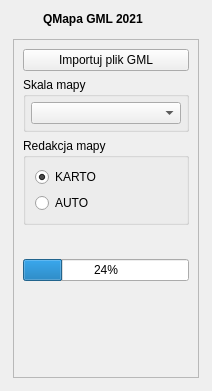
Before: the Qt Designer form ui/qmapa_dockwidget_base.ui in geoxyIT/QMapa, drawn with Qt 5.
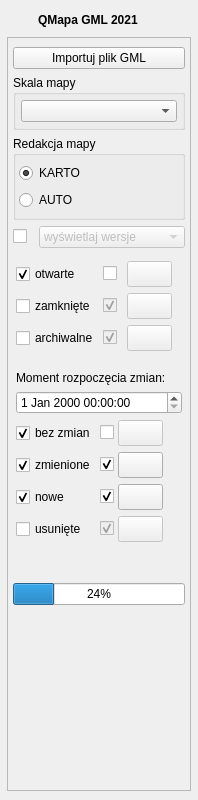
After: the same form once the commit is applied. Icons and pictures are not drawn. Custom widgets are drawn as their Qt base class.

Commit message: rozpoczecie pracy z wizualizacja wg wersji i wg statusu - ui, poczatkowy kod

Patch:
```diff
--- a/ui/qmapa_dockwidget_base.ui
+++ b/ui/qmapa_dockwidget_base.ui
@@ -6,8 +6,8 @@
    <rect>
     <x>0</x>
     <y>0</y>
-    <width>212</width>
-    <height>391</height>
+    <width>198</width>
+    <height>800</height>
    </rect>
   </property>
   <property name="windowTitle">
@@ -15,6 +15,21 @@
   </property>
   <widget class="QWidget" name="dockWidgetContents">
    <layout class="QGridLayout" name="gridLayout_8">
+    <property name="leftMargin">
+     <number>5</number>
+    </property>
+    <property name="topMargin">
+     <number>10</number>
+    </property>
+    <property name="rightMargin">
+     <number>5</number>
+    </property>
+    <property name="bottomMargin">
+     <number>7</number>
+    </property>
+    <property name="spacing">
+     <number>5</number>
+    </property>
     <item row="2" column="1">
      <layout class="QHBoxLayout" name="horizontalLayout">
       <item>
@@ -63,21 +78,21 @@
     </item>
     <item row="4" column="1">
      <widget class="QWidget" name="widget" native="true">
-      <layout class="QGridLayout" name="gridLayout">
+      <layout class="QGridLayout" name="gridLayout" rowstretch="0" columnstretch="0">
        <property name="leftMargin">
-        <number>4</number>
+        <number>2</number>
        </property>
        <property name="topMargin">
-        <number>4</number>
+        <number>2</number>
        </property>
        <property name="rightMargin">
-        <number>4</number>
+        <number>2</number>
        </property>
        <property name="bottomMargin">
-        <number>4</number>
+        <number>2</number>
        </property>
        <property name="spacing">
-        <number>4</number>
+        <number>2</number>
        </property>
        <item row="0" column="0">
         <widget class="QScrollArea" name="scrollArea">
@@ -98,74 +113,38 @@
            <rect>
             <x>0</x>
             <y>0</y>
-            <width>184</width>
-            <height>310</height>
+            <width>182</width>
+            <height>721</height>
            </rect>
           </property>
           <layout class="QGridLayout" name="gridLayout_5">
-           <item row="10" column="0">
-            <spacer name="verticalSpacer">
-             <property name="orientation">
-              <enum>Qt::Vertical</enum>
+           <property name="leftMargin">
+            <number>5</number>
+           </property>
+           <property name="rightMargin">
+            <number>5</number>
+           </property>
+           <item row="3" column="1">
+            <widget class="QComboBox" name="cbWysWg">
+             <property name="enabled">
+              <bool>false</bool>
              </property>
-             <property name="sizeType">
-              <enum>QSizePolicy::Expanding</enum>
+             <property name="currentText">
+              <string>wyświetlaj wersje</string>
              </property>
-             <property name="sizeHint" stdset="0">
-              <size>
-               <width>20</width>
-               <height>40</height>
-              </size>
-             </property>
-            </spacer>
-           </item>
-           <item row="1" column="0">
-            <widget class="QGroupBox" name="groupBox_2">
-             <property name="sizePolicy">
-              <sizepolicy hsizetype="Expanding" vsizetype="Preferred">
-               <horstretch>0</horstretch>
-               <verstretch>0</verstretch>
-              </sizepolicy>
-             </property>
-             <property name="minimumSize">
-              <size>
-               <width>0</width>
-               <height>0</height>
-              </size>
-             </property>
-             <property name="title">
-              <string>Skala mapy</string>
-             </property>
-             <layout class="QGridLayout" name="gridLayout_13">
-              <property name="leftMargin">
-               <number>5</number>
+             <item>
+              <property name="text">
+               <string>wyświetlaj wersje</string>
               </property>
-              <property name="topMargin">
-               <number>5</number>
+             </item>
+             <item>
+              <property name="text">
+               <string>wyświetlaj statusy</string>
               </property>
-              <property name="rightMargin">
-               <number>5</number>
-              </property>
-              <property name="bottomMargin">
-               <number>5</number>
-              </property>
-              <property name="verticalSpacing">
-               <number>5</number>
-              </property>
-              <item row="0" column="0">
-               <widget class="QComboBox" name="cmbStylization">
-                <property name="sizePolicy">
-                 <sizepolicy hsizetype="Expanding" vsizetype="Fixed">
-                  <horstretch>0</horstretch>
-                  <verstretch>0</verstretch>
-                 </sizepolicy>
-                </property>
-               </widget>
-              </item>
-             </layout>
+             </item>
             </widget>
            </item>
-           <item row="8" column="0">
+           <item row="9" column="0" colspan="2">
             <widget class="QLabel" name="lbVersion">
              <property name="autoFillBackground">
               <bool>true</bool>
@@ -181,42 +160,7 @@
              </property>
             </widget>
            </item>
-           <item row="2" column="0">
-            <widget class="QgsCollapsibleGroupBox" name="mGroupBox_3">
-             <property name="title">
-              <string>Redakcja mapy</string>
-             </property>
-             <property name="collapsed">
-              <bool>false</bool>
-             </property>
-             <property name="saveCollapsedState">
-              <bool>false</bool>
-             </property>
-             <layout class="QGridLayout" name="gridLayout_10">
-              <item row="1" column="0">
-               <widget class="QRadioButton" name="rbLaAuto">
-                <property name="text">
-                 <string>AUTO</string>
-                </property>
-                <property name="checked">
-                 <bool>false</bool>
-                </property>
-               </widget>
-              </item>
-              <item row="0" column="0">
-               <widget class="QRadioButton" name="rbLaObKart">
-                <property name="text">
-                 <string>KARTO</string>
-                </property>
-                <property name="checked">
-                 <bool>true</bool>
-                </property>
-               </widget>
-              </item>
-             </layout>
-            </widget>
-           </item>
-           <item row="6" column="0">
+           <item row="7" column="0" colspan="2">
             <layout class="QHBoxLayout" name="horizontalLayout_2">
              <item>
               <widget class="QPushButton" name="pbLogo">
@@ -240,20 +184,790 @@
              </item>
             </layout>
            </item>
-           <item row="0" column="0">
-            <widget class="QPushButton" name="pbImport">
-             <property name="text">
-              <string>Importuj plik GML</string>
-             </property>
-            </widget>
-           </item>
-           <item row="7" column="0">
+           <item row="8" column="0" colspan="2">
             <widget class="QProgressBar" name="progressBar">
              <property name="value">
               <number>24</number>
              </property>
             </widget>
            </item>
+           <item row="0" column="0" colspan="2">
+            <widget class="QPushButton" name="pbImport">
+             <property name="text">
+              <string>Importuj plik GML</string>
+             </property>
+            </widget>
+           </item>
+           <item row="3" column="0">
+            <widget class="QCheckBox" name="chbWyswWg">
+             <property name="maximumSize">
+              <size>
+               <width>20</width>
+               <height>16777215</height>
+              </size>
+             </property>
+             <property name="text">
+              <string/>
+             </property>
+            </widget>
+           </item>
+           <item row="2" column="0" colspan="2">
+            <widget class="QgsCollapsibleGroupBox" name="mGroupBox_3">
+             <property name="title">
+              <string>Redakcja mapy</string>
+             </property>
+             <property name="collapsed">
+              <bool>false</bool>
+             </property>
+             <property name="saveCollapsedState">
+              <bool>false</bool>
+             </property>
+             <layout class="QGridLayout" name="gridLayout_10">
+              <property name="leftMargin">
+               <number>3</number>
+              </property>
+              <property name="topMargin">
+               <number>7</number>
+              </property>
+              <property name="rightMargin">
+               <number>3</number>
+              </property>
+              <property name="bottomMargin">
+               <number>7</number>
+              </property>
+              <property name="spacing">
+               <number>7</number>
+              </property>
+              <item row="1" column="0">
+               <widget class="QRadioButton" name="rbLaAuto">
+                <property name="text">
+                 <string>AUTO</string>
+                </property>
+                <property name="checked">
+                 <bool>false</bool>
+                </property>
+               </widget>
+              </item>
+              <item row="0" column="0">
+               <widget class="QRadioButton" name="rbLaObKart">
+                <property name="text">
+                 <string>KARTO</string>
+                </property>
+                <property name="checked">
+                 <bool>true</bool>
+                </property>
+               </widget>
+              </item>
+             </layout>
+            </widget>
+           </item>
+           <item row="4" column="0" colspan="2">
+            <widget class="QWidget" name="wgWers" native="true">
+             <layout class="QGridLayout" name="gridLayout_2">
+              <property name="leftMargin">
+               <number>3</number>
+              </property>
+              <property name="topMargin">
+               <number>7</number>
+              </property>
+              <property name="rightMargin">
+               <number>3</number>
+              </property>
+              <property name="bottomMargin">
+               <number>7</number>
+              </property>
+              <property name="horizontalSpacing">
+               <number>4</number>
+              </property>
+              <item row="1" column="3">
+               <widget class="QgsColorButton" name="colZamk">
+                <property name="enabled">
+                 <bool>false</bool>
+                </property>
+                <property name="sizePolicy">
+                 <sizepolicy hsizetype="Maximum" vsizetype="Fixed">
+                  <horstretch>0</horstretch>
+                  <verstretch>0</verstretch>
+                 </sizepolicy>
+                </property>
+                <property name="minimumSize">
+                 <size>
+                  <width>45</width>
+                  <height>26</height>
+                 </size>
+                </property>
+                <property name="maximumSize">
+                 <size>
+                  <width>45</width>
+                  <height>26</height>
+                 </size>
+                </property>
+                <property name="iconSize">
+                 <size>
+                  <width>20</width>
+                  <height>20</height>
+                 </size>
+                </property>
+                <property name="color">
+                 <color>
+                  <red>255</red>
+                  <green>0</green>
+                  <blue>0</blue>
+                 </color>
+                </property>
+                <property name="allowOpacity">
+                 <bool>true</bool>
+                </property>
+                <property name="showNoColor">
+                 <bool>true</bool>
+                </property>
+               </widget>
+              </item>
+              <item row="2" column="2">
+               <widget class="QCheckBox" name="chbColorArch">
+                <property name="enabled">
+                 <bool>false</bool>
+                </property>
+                <property name="minimumSize">
+                 <size>
+                  <width>20</width>
+                  <height>0</height>
+                 </size>
+                </property>
+                <property name="text">
+                 <string/>
+                </property>
+                <property name="checked">
+                 <bool>true</bool>
+                </property>
+               </widget>
+              </item>
+              <item row="1" column="2">
+               <widget class="QCheckBox" name="chbColorZamk">
+                <property name="enabled">
+                 <bool>false</bool>
+                </property>
+                <property name="minimumSize">
+                 <size>
+                  <width>20</width>
+                  <height>0</height>
+                 </size>
+                </property>
+                <property name="text">
+                 <string/>
+                </property>
+                <property name="checked">
+                 <bool>true</bool>
+                </property>
+               </widget>
+              </item>
+              <item row="0" column="3">
+               <widget class="QgsColorButton" name="colAkt">
+                <property name="enabled">
+                 <bool>false</bool>
+                </property>
+                <property name="sizePolicy">
+                 <sizepolicy hsizetype="Maximum" vsizetype="Fixed">
+                  <horstretch>0</horstretch>
+                  <verstretch>0</verstretch>
+                 </sizepolicy>
+                </property>
+                <property name="minimumSize">
+                 <size>
+                  <width>45</width>
+                  <height>26</height>
+                 </size>
+                </property>
+                <property name="maximumSize">
+                 <size>
+                  <width>45</width>
+                  <height>26</height>
+                 </size>
+                </property>
+                <property name="iconSize">
+                 <size>
+                  <width>20</width>
+                  <height>20</height>
+                 </size>
+                </property>
+                <property name="color">
+                 <color>
+                  <red>0</red>
+                  <green>0</green>
+                  <blue>0</blue>
+                 </color>
+                </property>
+                <property name="allowOpacity">
+                 <bool>true</bool>
+                </property>
+                <property name="showMenu">
+                 <bool>true</bool>
+                </property>
+                <property name="showNoColor">
+                 <bool>true</bool>
+                </property>
+               </widget>
+              </item>
+              <item row="2" column="0">
+               <widget class="QCheckBox" name="chbShowArch">
+                <property name="text">
+                 <string>archiwalne</string>
+                </property>
+                <property name="checked">
+                 <bool>false</bool>
+                </property>
+               </widget>
+              </item>
+              <item row="0" column="0">
+               <widget class="QCheckBox" name="chbShowAkt">
+                <property name="text">
+                 <string>otwarte</string>
+                </property>
+                <property name="checked">
+                 <bool>true</bool>
+                </property>
+               </widget>
+              </item>
+              <item row="2" column="3">
+               <widget class="QgsColorButton" name="colArch">
+                <property name="enabled">
+                 <bool>false</bool>
+                </property>
+                <property name="sizePolicy">
+                 <sizepolicy hsizetype="Fixed" vsizetype="Fixed">
+                  <horstretch>0</horstretch>
+                  <verstretch>0</verstretch>
+                 </sizepolicy>
+                </property>
+                <property name="minimumSize">
+                 <size>
+                  <width>45</width>
+                  <height>26</height>
+                 </size>
+                </property>
+                <property name="maximumSize">
+                 <size>
+                  <width>45</width>
+                  <height>26</height>
+                 </size>
+                </property>
+                <property name="iconSize">
+                 <size>
+                  <width>20</width>
+                  <height>20</height>
+                 </size>
+                </property>
+                <property name="toolButtonStyle">
+                 <enum>Qt::ToolButtonIconOnly</enum>
+                </property>
+                <property name="arrowType">
+                 <enum>Qt::NoArrow</enum>
+                </property>
+                <property name="color">
+                 <color>
+                  <red>90</red>
+                  <green>255</green>
+                  <blue>255</blue>
+                 </color>
+                </property>
+                <property name="allowOpacity">
+                 <bool>true</bool>
+                </property>
+                <property name="showNoColor">
+                 <bool>true</bool>
+                </property>
+               </widget>
+              </item>
+              <item row="0" column="2">
+               <widget class="QCheckBox" name="chbColorAkt">
+                <property name="enabled">
+                 <bool>true</bool>
+                </property>
+                <property name="minimumSize">
+                 <size>
+                  <width>20</width>
+                  <height>0</height>
+                 </size>
+                </property>
+                <property name="text">
+                 <string/>
+                </property>
+               </widget>
+              </item>
+              <item row="1" column="0">
+               <widget class="QCheckBox" name="chbShowZamk">
+                <property name="text">
+                 <string>zamknięte</string>
+                </property>
+                <property name="checked">
+                 <bool>false</bool>
+                </property>
+               </widget>
+              </item>
+              <item row="0" column="4">
+               <spacer name="horizontalSpacer_2">
+                <property name="orientation">
+                 <enum>Qt::Horizontal</enum>
+                </property>
+                <property name="sizeHint" stdset="0">
+                 <size>
+                  <width>61</width>
+                  <height>20</height>
+                 </size>
+                </property>
+               </spacer>
+              </item>
+              <item row="1" column="4">
+               <spacer name="horizontalSpacer_3">
+                <property name="orientation">
+                 <enum>Qt::Horizontal</enum>
+                </property>
+                <property name="sizeHint" stdset="0">
+                 <size>
+                  <width>0</width>
+                  <height>20</height>
+                 </size>
+                </property>
+               </spacer>
+              </item>
+              <item row="2" column="4">
+               <spacer name="horizontalSpacer_4">
+                <property name="orientation">
+                 <enum>Qt::Horizontal</enum>
+                </property>
+                <property name="sizeHint" stdset="0">
+                 <size>
+                  <width>0</width>
+                  <height>20</height>
+                 </size>
+                </property>
+               </spacer>
+              </item>
+             </layout>
+            </widget>
+           </item>
+           <item row="1" column="0" colspan="2">
+            <widget class="QGroupBox" name="groupBox_2">
+             <property name="sizePolicy">
+              <sizepolicy hsizetype="Expanding" vsizetype="Preferred">
+               <horstretch>0</horstretch>
+               <verstretch>0</verstretch>
+              </sizepolicy>
+             </property>
+             <property name="minimumSize">
+              <size>
+               <width>0</width>
+               <height>0</height>
+              </size>
+             </property>
+             <property name="title">
+              <string>Skala mapy</string>
+             </property>
+             <layout class="QGridLayout" name="gridLayout_13">
+              <property name="leftMargin">
+               <number>5</number>
+              </property>
+              <property name="topMargin">
+               <number>5</number>
+              </property>
+              <property name="rightMargin">
+               <number>5</number>
+              </property>
+              <property name="bottomMargin">
+               <number>5</number>
+              </property>
+              <property name="verticalSpacing">
+               <number>5</number>
+              </property>
+              <item row="0" column="0">
+               <widget class="QComboBox" name="cmbStylization">
+                <property name="sizePolicy">
+                 <sizepolicy hsizetype="Expanding" vsizetype="Fixed">
+                  <horstretch>0</horstretch>
+                  <verstretch>0</verstretch>
+                 </sizepolicy>
+                </property>
+               </widget>
+              </item>
+             </layout>
+            </widget>
+           </item>
+           <item row="11" column="0" colspan="2">
+            <spacer name="verticalSpacer">
+             <property name="orientation">
+              <enum>Qt::Vertical</enum>
+             </property>
+             <property name="sizeType">
+              <enum>QSizePolicy::Expanding</enum>
+             </property>
+             <property name="sizeHint" stdset="0">
+              <size>
+               <width>20</width>
+               <height>40</height>
+              </size>
+             </property>
+            </spacer>
+           </item>
+           <item row="5" column="0" colspan="2">
+            <widget class="QWidget" name="wgStat" native="true">
+             <property name="minimumSize">
+              <size>
+               <width>0</width>
+               <height>0</height>
+              </size>
+             </property>
+             <layout class="QGridLayout" name="gridLayout_3">
+              <property name="leftMargin">
+               <number>3</number>
+              </property>
+              <property name="topMargin">
+               <number>7</number>
+              </property>
+              <property name="rightMargin">
+               <number>3</number>
+              </property>
+              <property name="bottomMargin">
+               <number>7</number>
+              </property>
+              <property name="horizontalSpacing">
+               <number>4</number>
+              </property>
+              <item row="5" column="1">
+               <widget class="QCheckBox" name="chbColorUsun">
+                <property name="enabled">
+                 <bool>false</bool>
+                </property>
+                <property name="text">
+                 <string/>
+                </property>
+                <property name="checked">
+                 <bool>true</bool>
+                </property>
+               </widget>
+              </item>
+              <item row="4" column="0">
+               <widget class="QCheckBox" name="chbShowNowe">
+                <property name="sizePolicy">
+                 <sizepolicy hsizetype="Minimum" vsizetype="Preferred">
+                  <horstretch>0</horstretch>
+                  <verstretch>0</verstretch>
+                 </sizepolicy>
+                </property>
+                <property name="text">
+                 <string>nowe</string>
+                </property>
+                <property name="checked">
+                 <bool>true</bool>
+                </property>
+               </widget>
+              </item>
+              <item row="2" column="3">
+               <spacer name="horizontalSpacer_8">
+                <property name="orientation">
+                 <enum>Qt::Horizontal</enum>
+                </property>
+                <property name="sizeHint" stdset="0">
+                 <size>
+                  <width>40</width>
+                  <height>20</height>
+                 </size>
+                </property>
+               </spacer>
+              </item>
+              <item row="5" column="0">
+               <widget class="QCheckBox" name="chbShowUsun">
+                <property name="text">
+                 <string>usunięte</string>
+                </property>
+               </widget>
+              </item>
+              <item row="2" column="1">
+               <widget class="QCheckBox" name="chbColorBezZm">
+                <property name="text">
+                 <string/>
+                </property>
+               </widget>
+              </item>
+              <item row="2" column="2">
+               <widget class="QgsColorButton" name="colBezZm">
+                <property name="enabled">
+                 <bool>false</bool>
+                </property>
+                <property name="sizePolicy">
+                 <sizepolicy hsizetype="Maximum" vsizetype="Fixed">
+                  <horstretch>0</horstretch>
+                  <verstretch>0</verstretch>
+                 </sizepolicy>
+                </property>
+                <property name="minimumSize">
+                 <size>
+                  <width>45</width>
+                  <height>26</height>
+                 </size>
+                </property>
+                <property name="maximumSize">
+                 <size>
+                  <width>45</width>
+                  <height>26</height>
+                 </size>
+                </property>
+                <property name="iconSize">
+                 <size>
+                  <width>20</width>
+                  <height>20</height>
+                 </size>
+                </property>
+                <property name="color">
+                 <color>
+                  <red>0</red>
+                  <green>0</green>
+                  <blue>0</blue>
+                 </color>
+                </property>
+                <property name="allowOpacity">
+                 <bool>true</bool>
+                </property>
+                <property name="showMenu">
+                 <bool>true</bool>
+                </property>
+                <property name="showNoColor">
+                 <bool>true</bool>
+                </property>
+               </widget>
+              </item>
+              <item row="4" column="2">
+               <widget class="QgsColorButton" name="colNowe">
+                <property name="enabled">
+                 <bool>true</bool>
+                </property>
+                <property name="sizePolicy">
+                 <sizepolicy hsizetype="Maximum" vsizetype="Fixed">
+                  <horstretch>0</horstretch>
+                  <verstretch>0</verstretch>
+                 </sizepolicy>
+                </property>
+                <property name="minimumSize">
+                 <size>
+                  <width>45</width>
+                  <height>26</height>
+                 </size>
+                </property>
+                <property name="maximumSize">
+                 <size>
+                  <width>45</width>
+                  <height>26</height>
+                 </size>
+                </property>
+                <property name="iconSize">
+                 <size>
+                  <width>20</width>
+                  <height>20</height>
+                 </size>
+                </property>
+                <property name="color">
+                 <color>
+                  <red>0</red>
+                  <green>100</green>
+                  <blue>255</blue>
+                 </color>
+                </property>
+                <property name="allowOpacity">
+                 <bool>true</bool>
+                </property>
+                <property name="showMenu">
+                 <bool>true</bool>
+                </property>
+                <property name="showNoColor">
+                 <bool>true</bool>
+                </property>
+               </widget>
+              </item>
+              <item row="4" column="1">
+               <widget class="QCheckBox" name="chbColorNowe">
+                <property name="text">
+                 <string/>
+                </property>
+                <property name="checked">
+                 <bool>true</bool>
+                </property>
+               </widget>
+              </item>
+              <item row="5" column="2">
+               <widget class="QgsColorButton" name="colUsun">
+                <property name="enabled">
+                 <bool>false</bool>
+                </property>
+                <property name="sizePolicy">
+                 <sizepolicy hsizetype="Maximum" vsizetype="Fixed">
+                  <horstretch>0</horstretch>
+                  <verstretch>0</verstretch>
+                 </sizepolicy>
+                </property>
+                <property name="minimumSize">
+                 <size>
+                  <width>45</width>
+                  <height>26</height>
+                 </size>
+                </property>
+                <property name="maximumSize">
+                 <size>
+                  <width>45</width>
+                  <height>26</height>
+                 </size>
+                </property>
+                <property name="iconSize">
+                 <size>
+                  <width>20</width>
+                  <height>20</height>
+                 </size>
+                </property>
+                <property name="color">
+                 <color>
+                  <red>255</red>
+                  <green>0</green>
+                  <blue>0</blue>
+                 </color>
+                </property>
+                <property name="allowOpacity">
+                 <bool>true</bool>
+                </property>
+                <property name="showMenu">
+                 <bool>true</bool>
+                </property>
+                <property name="showNoColor">
+                 <bool>true</bool>
+                </property>
+               </widget>
+              </item>
+              <item row="5" column="3">
+               <spacer name="horizontalSpacer_6">
+                <property name="orientation">
+                 <enum>Qt::Horizontal</enum>
+                </property>
+                <property name="sizeHint" stdset="0">
+                 <size>
+                  <width>40</width>
+                  <height>20</height>
+                 </size>
+                </property>
+               </spacer>
+              </item>
+              <item row="4" column="3">
+               <spacer name="horizontalSpacer_5">
+                <property name="orientation">
+                 <enum>Qt::Horizontal</enum>
+                </property>
+                <property name="sizeHint" stdset="0">
+                 <size>
+                  <width>40</width>
+                  <height>20</height>
+                 </size>
+                </property>
+               </spacer>
+              </item>
+              <item row="1" column="0" colspan="4">
+               <widget class="QgsDateTimeEdit" name="mDateTimeEdit"/>
+              </item>
+              <item row="2" column="0">
+               <widget class="QCheckBox" name="chbShowBezZm">
+                <property name="text">
+                 <string>bez zmian</string>
+                </property>
+                <property name="checked">
+                 <bool>true</bool>
+                </property>
+               </widget>
+              </item>
+              <item row="0" column="0" colspan="4">
+               <widget class="QLabel" name="label_2">
+                <property name="text">
+                 <string>Moment rozpoczęcia zmian:</string>
+                </property>
+               </widget>
+              </item>
+              <item row="3" column="0">
+               <widget class="QCheckBox" name="chbShowZmien">
+                <property name="text">
+                 <string>zmienione</string>
+                </property>
+                <property name="checked">
+                 <bool>true</bool>
+                </property>
+               </widget>
+              </item>
+              <item row="3" column="1">
+               <widget class="QCheckBox" name="chbColorZmien">
+                <property name="text">
+                 <string/>
+                </property>
+                <property name="checked">
+                 <bool>true</bool>
+                </property>
+               </widget>
+              </item>
+              <item row="3" column="2">
+               <widget class="QgsColorButton" name="colZmien">
+                <property name="enabled">
+                 <bool>true</bool>
+                </property>
+                <property name="sizePolicy">
+                 <sizepolicy hsizetype="Maximum" vsizetype="Fixed">
+                  <horstretch>0</horstretch>
+                  <verstretch>0</verstretch>
+                 </sizepolicy>
+                </property>
+                <property name="minimumSize">
+                 <size>
+                  <width>45</width>
+                  <height>26</height>
+                 </size>
+                </property>
+                <property name="maximumSize">
+                 <size>
+                  <width>45</width>
+                  <height>26</height>
+                 </size>
+                </property>
+                <property name="iconSize">
+                 <size>
+                  <width>20</width>
+                  <height>20</height>
+                 </size>
+                </property>
+                <property name="color">
+                 <color>
+                  <red>0</red>
+                  <green>170</green>
+                  <blue>0</blue>
+                 </color>
+                </property>
+                <property name="allowOpacity">
+                 <bool>true</bool>
+                </property>
+                <property name="showMenu">
+                 <bool>true</bool>
+                </property>
+                <property name="showNoColor">
+                 <bool>true</bool>
+                </property>
+               </widget>
+              </item>
+              <item row="3" column="3">
+               <spacer name="horizontalSpacer_7">
+                <property name="orientation">
+                 <enum>Qt::Horizontal</enum>
+                </property>
+                <property name="sizeHint" stdset="0">
+                 <size>
+                  <width>40</width>
+                  <height>20</height>
+                 </size>
+                </property>
+               </spacer>
+              </item>
+             </layout>
+            </widget>
+           </item>
           </layout>
          </widget>
         </widget>
@@ -271,6 +985,16 @@
    <header>qgscollapsiblegroupbox.h</header>
    <container>1</container>
   </customwidget>
+  <customwidget>
+   <class>QgsColorButton</class>
+   <extends>QToolButton</extends>
+   <header>qgscolorbutton.h</header>
+  </customwidget>
+  <customwidget>
+   <class>QgsDateTimeEdit</class>
+   <extends>QDateTimeEdit</extends>
+   <header>qgsdatetimeedit.h</header>
+  </customwidget>
  </customwidgets>
  <resources/>
  <connections/>
```
The commit also changes 1 other file.
